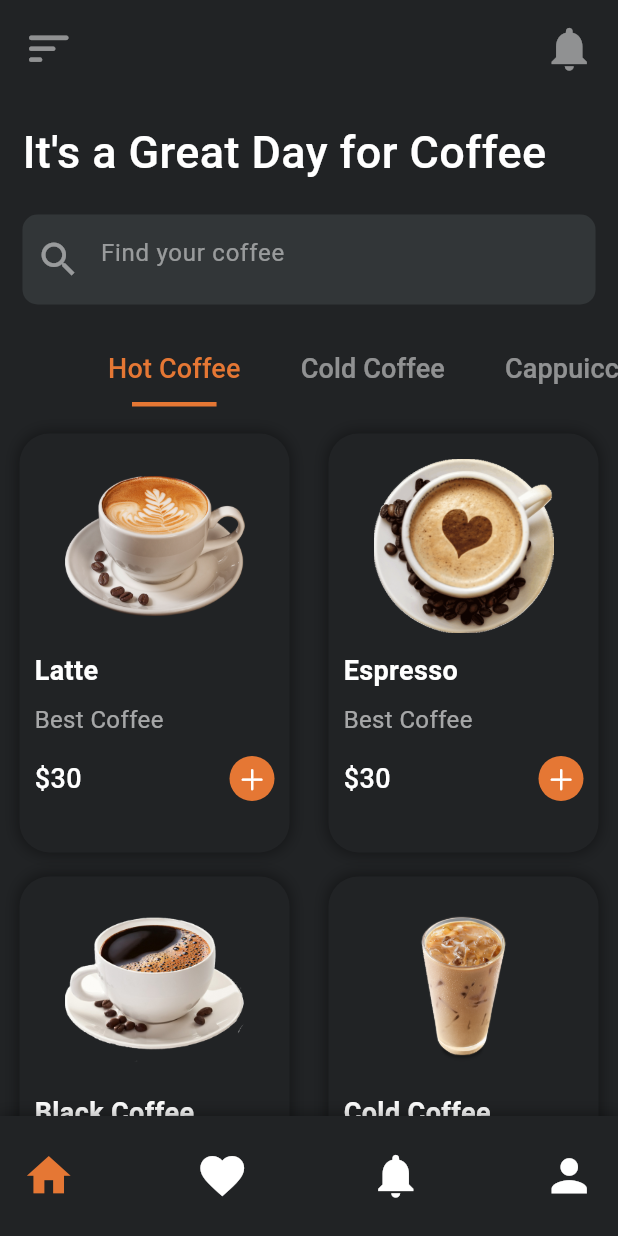
After one commit to tanduyfcsc/Flutter_FE_CoffeeShopUI, a Flutter app: the screen it shows after launch, after a tap on "Get Started", on a phone screen of 412 x 824 dp. The commit adds this screen. Run offline on Flutter 3.47's test engine with Material 3 defaults, Android fonts, the phone set to English and light mode, and no system bars; our stand-ins replace google_fonts.

Commit message:
Create Home_Bottom, Items_Widget, Single_Item_Screen

```diff
--- a/lib/main.dart
+++ b/lib/main.dart
@@ -1,3 +1,4 @@
+import 'package:coffee_shop_ui/screens/home_screen.dart';
 import 'package:coffee_shop_ui/screens/welcome_screen.dart';
 import 'package:flutter/material.dart';
 
--- a/lib/screens/home_screen.dart
+++ b/lib/screens/home_screen.dart
@@ -1,4 +1,7 @@
+import 'package:coffee_shop_ui/widgets/home_bottom_bar.dart';
+import 'package:coffee_shop_ui/widgets/items_widget.dart';
 import 'package:flutter/material.dart';
+import 'package:google_fonts/google_fonts.dart';
 
 class HomeScreen extends StatefulWidget{
   @override
@@ -6,8 +9,133 @@ class HomeScreen extends StatefulWidget{
 }
 
 class _HomeScreenState extends State<HomeScreen> with SingleTickerProviderStateMixin{
+  late TabController _tabController;
+
+  @override
+  void initState() {
+    _tabController = TabController(length: 4, vsync: this, initialIndex: 0);
+    _tabController.addListener(_handleTabSelection);
+    super.initState();
+  }
+
+  _handleTabSelection(){
+    if(_tabController.indexIsChanging){
+      setState(() {
+
+      });
+    }
+  }
+
+  @override
+  void dispose() {
+    _tabController.dispose();
+    super.dispose();
+  }
+
   @override
   Widget build(BuildContext context) {
-    return Scaffold();
+    return Scaffold(
+      body: SafeArea(
+        child: Padding(
+          padding:EdgeInsets.only(top: 15),
+          child: ListView(
+            children: [
+              Padding(
+                padding: EdgeInsets.symmetric(horizontal: 15),
+                child: Row(
+                  mainAxisAlignment: MainAxisAlignment.spaceBetween,
+                  children: [
+                    InkWell(
+                      onTap: (){},
+                      child: Icon(
+                        Icons.sort_rounded,
+                        color: Colors.white.withOpacity(0.5),
+                        size: 35,
+                      ),
+                    ),
+                    InkWell(
+                      onTap: (){},
+                      child: Icon(
+                        Icons.notifications,
+                        color: Colors.white.withOpacity(0.5),
+                        size: 35,
+                      ),
+                    ),
+                  ],
+                ),
+              ),
+              SizedBox(height: 30,),
+              Padding(
+                padding: EdgeInsets.symmetric(horizontal: 15),
+                child: Text(
+                  "It's a Great Day for Coffee",
+                  style: GoogleFonts.aBeeZee(
+                    color: Colors.white,
+                    fontSize: 30,
+                    fontWeight: FontWeight.w500
+                  ),
+                )
+              ),
+              Container(
+                margin: EdgeInsets.symmetric(horizontal: 15, vertical: 20),
+                width: MediaQuery.of(context).size.width,
+                height: 60,
+                alignment: Alignment.center,
+                decoration: BoxDecoration(
+                  color: Color.fromARGB(255, 50, 54, 56),
+                  borderRadius: BorderRadius.circular(10)
+                ),
+                child: TextFormField(
+                  decoration: InputDecoration(
+                    border: InputBorder.none,
+                    hintText: "Find your coffee",
+                    hintStyle: TextStyle(
+                      color: Colors.white.withOpacity(0.5)
+                    ),
+                    prefixIcon: Icon(Icons.search, size: 30, color: Colors.white.withOpacity(0.5),),
+                  ),
+                ),
+              ),
+              TabBar(
+                isScrollable: true,
+                controller: _tabController,
+                  dividerColor: Colors.transparent,
+                  labelColor: Color(0xFFE57734),
+                  unselectedLabelColor: Colors.white.withOpacity(0.5),
+                  indicator: UnderlineTabIndicator(
+                    borderSide: BorderSide(
+                      width: 3,
+                      color: Color(0xFFE57734)
+                    ),
+                    insets: EdgeInsets.symmetric(horizontal: 16),
+                  ),
+                  labelStyle: TextStyle(fontSize: 18, fontWeight: FontWeight.w500),
+                  labelPadding: EdgeInsets.symmetric(horizontal: 20),
+                  tabs: [
+                Tab(
+                  text: "Hot Coffee",
+                ),
+                Tab(
+                  text: "Cold Coffee",
+                ),
+                Tab(
+                  text: "Cappuiccino",
+                ),
+                Tab(
+                  text: "Americano",
+                ),
+              ]),
+              SizedBox(height: 10,),
+              Center(
+                child: [
+                  ItemsWidget(),
+                ][_tabController.index],
+              ),
+            ],
+          ),
+        ),
+      ),
+      bottomNavigationBar: HomeBottomBar(),
+    );
   }
 }
--- /dev/null
+++ b/lib/screens/single_item_screen.dart
@@ -0,0 +1,10 @@
+import 'package:flutter/material.dart';
+
+class SingleItemScreen extends StatelessWidget{
+  @override
+  Widget build(BuildContext context) {
+    // TODO: implement build
+    throw UnimplementedError();
+  }
+
+}
--- a/lib/screens/welcome_screen.dart
+++ b/lib/screens/welcome_screen.dart
@@ -17,7 +17,7 @@ class WelcomeScreen extends StatelessWidget{
           )
         ),
         child: Column(
-          mainAxisAlignment: MainAxisAlignment.spaceAround,
+          mainAxisAlignment: MainAxisAlignment.spaceBetween,
           children: [
             Text('Coffee Shop', style: GoogleFonts.pacifico(
               fontSize: 50,
--- /dev/null
+++ b/lib/widgets/home_bottom_bar.dart
@@ -0,0 +1,42 @@
+import 'package:flutter/material.dart';
+
+class HomeBottomBar extends StatelessWidget {
+  @override
+  Widget build(BuildContext context) {
+    return Container(
+      padding: EdgeInsets.symmetric(horizontal: 15),
+      height: 80,
+      decoration: BoxDecoration(color: Color(0xFF212325), boxShadow: [
+        BoxShadow(
+            color: Colors.black.withOpacity(0.4),
+            spreadRadius: 1,
+            blurRadius: 8),
+      ]),
+      child: Row(
+        mainAxisAlignment: MainAxisAlignment.spaceBetween,
+        children: [
+          Icon(
+            Icons.home,
+            color: Color(0xFFE57734),
+            size: 35,
+          ),
+          Icon(
+            Icons.favorite_outlined,
+            color: Colors.white,
+            size: 35,
+          ),
+          Icon(
+            Icons.notifications,
+            color: Colors.white,
+            size: 35,
+          ),
+          Icon(
+            Icons.person,
+            color: Colors.white,
+            size: 35,
+          ),
+        ],
+      ),
+    );
+  }
+}
--- /dev/null
+++ b/lib/widgets/items_widget.dart
@@ -0,0 +1,107 @@
+import 'package:coffee_shop_ui/screens/single_item_screen.dart';
+import 'package:flutter/cupertino.dart';
+import 'package:flutter/material.dart';
+
+class ItemsWidget extends StatelessWidget {
+  List img = [
+    'Latte',
+    'Espresso',
+    'Black Coffee',
+    'Cold Coffee',
+  ];
+
+  @override
+  Widget build(BuildContext context) {
+    return GridView.count(
+      physics: NeverScrollableScrollPhysics(),
+      crossAxisCount: 2,
+      shrinkWrap: true,
+      childAspectRatio: 150 / 215,
+      children: [
+        for (int i = 0; i < img.length; i++)
+          Container(
+            padding: EdgeInsets.symmetric(vertical: 5, horizontal: 10),
+            margin: EdgeInsets.symmetric(vertical: 8, horizontal: 13),
+            decoration: BoxDecoration(
+                borderRadius: BorderRadius.circular(20),
+                color: Color(0xFF212325),
+                boxShadow: [
+                  BoxShadow(
+                      color: Colors.black.withOpacity(0.4),
+                      spreadRadius: 1,
+                      blurRadius: 8)
+                ]),
+            child: Column(
+              children: [
+                InkWell(
+                  onTap: () {
+                    Navigator.push(context, MaterialPageRoute(builder: (context)=> SingleItemScreen()));
+                  },
+                  child: Container(
+                    margin: EdgeInsets.all(10),
+                    child: Image.asset(
+                      "images/${img[i]}.png",
+                      width: 120,
+                      height: 120,
+                      fit: BoxFit.contain,
+                    ),
+                  ),
+                ),
+                Padding(
+                  padding: EdgeInsets.only(bottom: 8),
+                  child: Align(
+                    alignment: Alignment.centerLeft,
+                    child: Column(
+                      crossAxisAlignment: CrossAxisAlignment.start,
+                      children: [
+                        Text(
+                          img[i],
+                          style: TextStyle(
+                              fontSize: 18,
+                              fontWeight: FontWeight.bold,
+                              color: Colors.white),
+                        ),
+                        SizedBox(
+                          height: 8,
+                        ),
+                        Text(
+                          "Best Coffee",
+                          style: TextStyle(fontSize: 16, color: Colors.white60),
+                        ),
+                      ],
+                    ),
+                  ),
+                ),
+                Padding(
+                  padding: EdgeInsets.symmetric(vertical: 5),
+                  child: Row(
+                    mainAxisAlignment: MainAxisAlignment.spaceBetween,
+                    children: [
+                      Text(
+                        "\$30",
+                        style: TextStyle(
+                            fontSize: 18,
+                            fontWeight: FontWeight.w500,
+                            color: Colors.white),
+                      ),
+                      Container(
+                        padding: EdgeInsets.all(5),
+                        decoration: BoxDecoration(
+                            color: Color(0xFFE57734),
+                            borderRadius: BorderRadius.circular(20)),
+                        child: Icon(
+                          CupertinoIcons.add,
+                          size: 20,
+                          color: Colors.white,
+                        ),
+                      )
+                    ],
+                  ),
+                ),
+              ],
+            ),
+          )
+      ],
+    );
+  }
+}
--- a/pubspec.yaml
+++ b/pubspec.yaml
@@ -19,7 +19,7 @@ publish_to: 'none' # Remove this line if you wish to publish to pub.dev
 version: 1.0.0+1
 
 environment:
-  sdk: '>=3.2.6 <4.0.0'
+  sdk: '>=3.5.1 <4.0.0'
 
 # Dependencies specify other packages that your package needs in order to work.
 # To automatically upgrade your package dependencies to the latest versions
@@ -35,7 +35,7 @@ dependencies:
   # The following adds the Cupertino Icons font to your application.
   # Use with the CupertinoIcons class for iOS style icons.
   cupertino_icons: ^1.0.2
-  google_fonts: ^3.0.1
+  google_fonts: ^6.2.1
 
 dev_dependencies:
   flutter_test:
```
Also changed, not shown: pubspec.lock, 1 other file.
